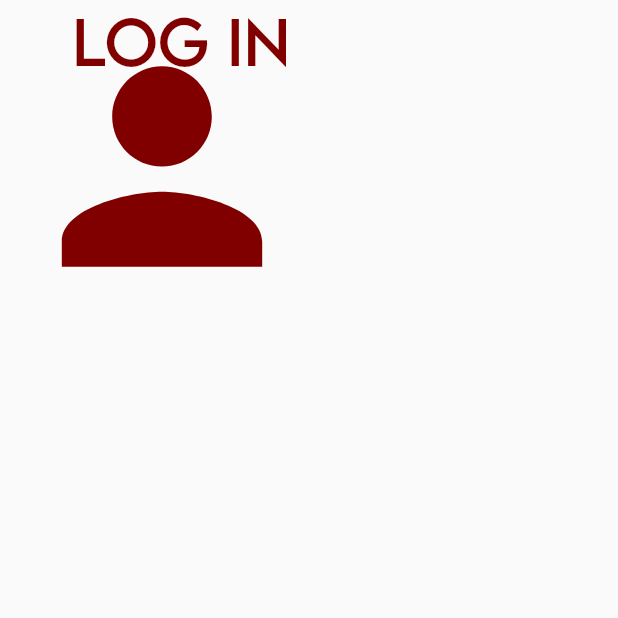
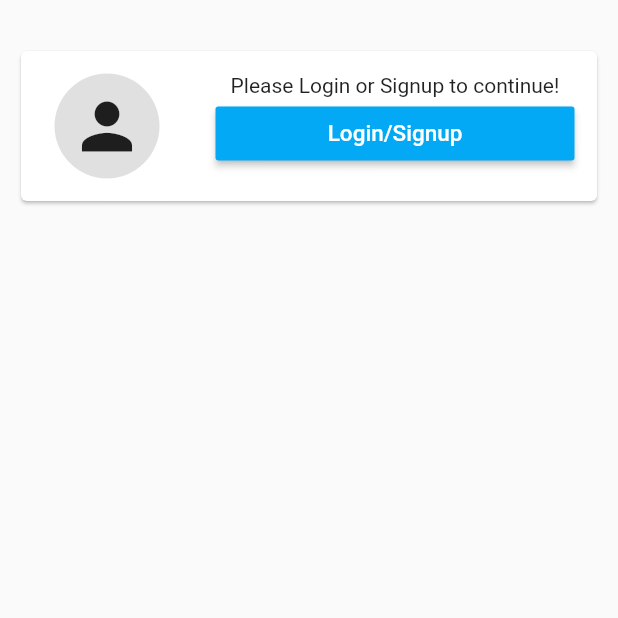
Before and after one commit to iqbalfaaizi/skuisy-app, a Flutter app: the ProfilePage screen opened directly, on a phone screen of 412 x 824 dp, the top half of it. Run offline on Flutter 3.47's test engine with Material 2 defaults, Android fonts, the phone set to English and light mode, and no system bars; our stand-ins replace dio; missing offline and left inert: ff_navigation_bar.

Commit message:
styling ui

```diff
--- a/lib/ui/screens/auth/signup_page.dart
+++ b/lib/ui/screens/auth/signup_page.dart
@@ -10,7 +10,6 @@ GlobalFunctions func = new GlobalFunctions();
 
 class SignupPage extends StatefulWidget {
   static String tag = 'signup-page';
-
   @override
   _SignupPageState createState() => _SignupPageState();
 }
--- a/lib/ui/screens/home_page.dart
+++ b/lib/ui/screens/home_page.dart
@@ -1,5 +1,6 @@
 import 'package:flutter/material.dart';
 import 'package:skuisy_project/ui/widgets/featured_products.dart';
+import 'package:skuisy_project/ui/widgets/home_actions.dart';
 import 'package:skuisy_project/ui/widgets/top_bar.dart';
 
 class HomePage extends StatefulWidget {
@@ -13,13 +14,13 @@ class _HomePageState extends State<HomePage> {
     return Column(
       children: <Widget>[
         FeaturedProducts(),
+        HomeActions(),
       ],
     );
   }
 
   @override
   Widget build(BuildContext context) {
-
     return Scaffold(
       appBar: topBar(context),
       body: _buildBody(),
--- a/lib/ui/screens/profile_page.dart
+++ b/lib/ui/screens/profile_page.dart
@@ -1,30 +1,61 @@
 import 'package:flutter/material.dart';
 
-class ProfilePage extends StatelessWidget {
+class ProfilePage extends StatefulWidget {
+  @override
+  _ProfilePageState createState() => _ProfilePageState();
+}
+
+class _ProfilePageState extends State<ProfilePage> {
   @override
   Widget build(BuildContext context) {
     return Scaffold(
       body: Container(
+        width: MediaQuery.of(context).size.width,
+        padding: EdgeInsets.only(top: 30, left: 10, right: 10),
+        child: Card(
+          child: Container(
+            height: 100,
+            padding: EdgeInsets.all(5),
             child: Row(
-          mainAxisAlignment: MainAxisAlignment.start,
-          // crossAxisAlignment: CrossAxisAlignment.stretch,
               children: <Widget>[
-            IconButton(
-              icon: Icon(
-                Icons.person,
-                color: Color(0xff800000),
-                size: 200,
+                Expanded(
+                  flex: 1,
+                  child: Container(
+                    child: Icon(Icons.person, size: 50,),
+                    padding: EdgeInsets.all(10),
+                    margin: EdgeInsets.only(right: 20),
+                    decoration: BoxDecoration(
+                      shape: BoxShape.circle,
+                      color: Colors.black12,
                     ),
+                  )
+                ),
+
+                Expanded(
+                  flex: 2,
+                  child: Container(
+                    padding: EdgeInsets.fromLTRB(0, 10, 10, 10),
+                    child: Column(
+                      children: <Widget>[
+                        Text('Please Login or Signup to continue!'),
+                        Container(
+                          width: MediaQuery.of(context).size.width,
+                          child: RaisedButton(
                             onPressed: () {},
+                            color: Colors.lightBlue,
+                            child: const Text(
+                              'Login/Signup',
+                              style: TextStyle(fontSize: 15,color: Colors.white)
                             ),
-            Text(
-              'Log In',
-              style: TextStyle(
-                  color: Color(0xff800000),
-                  fontSize: 40,
-                  fontFamily: 'LemonMilk'),
+                          ),
                         ),
                       ],
+                    ),
+                  ),
+                )
+              ],
+            ),
+          ),
         ),
       ),
     );
--- a/lib/ui/widgets/search.dart
+++ b/lib/ui/widgets/search.dart
@@ -9,9 +9,9 @@ class _SearchState extends State<Search> {
   @override
   Widget build(BuildContext context) {
     return Padding(
-      padding: EdgeInsets.only(top: 0, bottom: 0),
+      padding: EdgeInsets.only(top: 10),
       child: Container(
-        height: MediaQuery.of(context).size.height * 0.04,
+        height: MediaQuery.of(context).size.height * 0.06,
         decoration: BoxDecoration(
           color: Colors.blueGrey[50],
           borderRadius: BorderRadius.all(
--- a/pubspec.yaml
+++ b/pubspec.yaml
@@ -26,6 +26,7 @@ dependencies:
   dio: ^3.0.8
   touchable_opacity: ^1.1.0
   flutter_bloc: ^3.1.0
+  ff_navigation_bar: ^0.1.4
 
 dev_dependencies:
   flutter_test:
```
Also changed, not shown: lib/ui/screens/navigator_page.dart (+32 -24 lines), lib/ui/widgets/home_actions.dart (added, +67 -0 lines), lib/ui/widgets/top_bar.dart (+11 -1 lines), pubspec.lock. Lines whose indentation alone changed are shown as unchanged.
